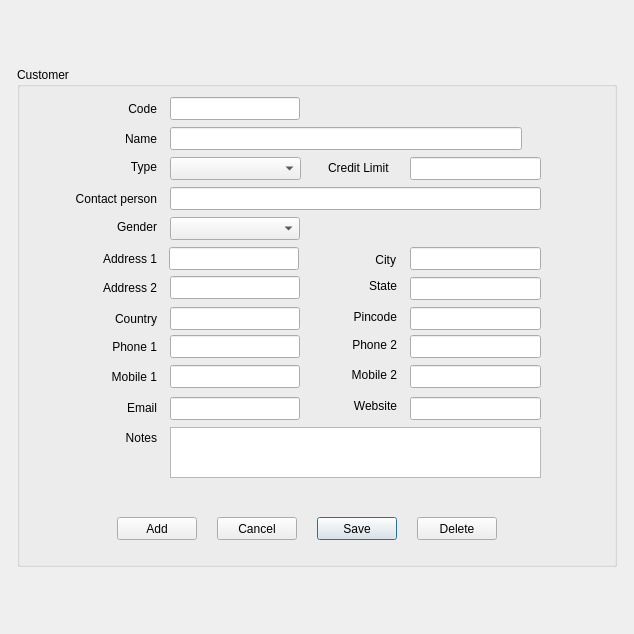
The window that src/customerform.ui (thamizha/angadi) describes before a commit, drawn with Qt 5.
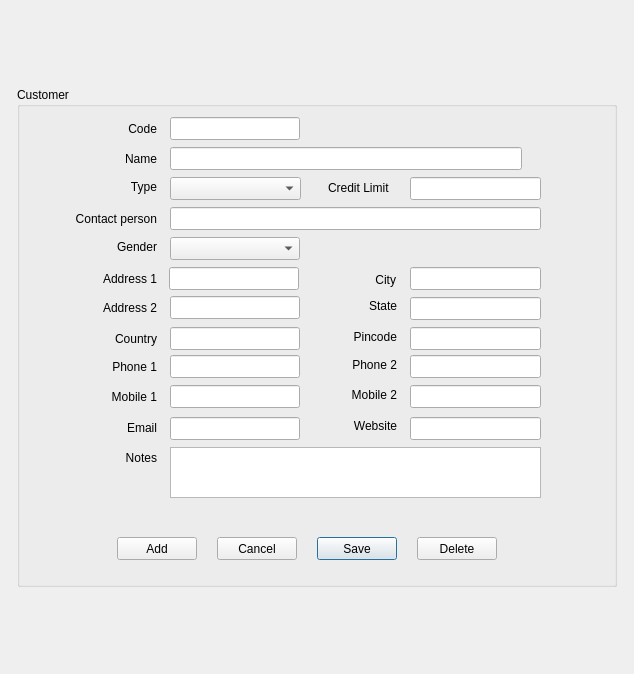
The same window after the commit.

Commit message: flash message bar implemented

Patch:
```diff
--- a/src/customerform.ui
+++ b/src/customerform.ui
@@ -37,6 +37,19 @@
      </item>
      <item>
       <layout class="QVBoxLayout" name="verticalLayout">
+       <item>
+        <widget class="QTextEdit" name="flashMsgUp">
+         <property name="maximumSize">
+          <size>
+           <width>600</width>
+           <height>80</height>
+          </size>
+         </property>
+         <property name="styleSheet">
+          <string notr="true">background:transparent;	</string>
+         </property>
+        </widget>
+       </item>
        <item>
         <spacer name="verticalSpacer">
          <property name="orientation">
@@ -742,6 +755,19 @@
          </property>
         </spacer>
        </item>
+       <item>
+        <widget class="QTextEdit" name="flashMsgDown">
+         <property name="maximumSize">
+          <size>
+           <width>600</width>
+           <height>80</height>
+          </size>
+         </property>
+         <property name="styleSheet">
+          <string notr="true">background:transparent;</string>
+         </property>
+        </widget>
+       </item>
       </layout>
      </item>
      <item>
```
The commit also changes 6 other files.
